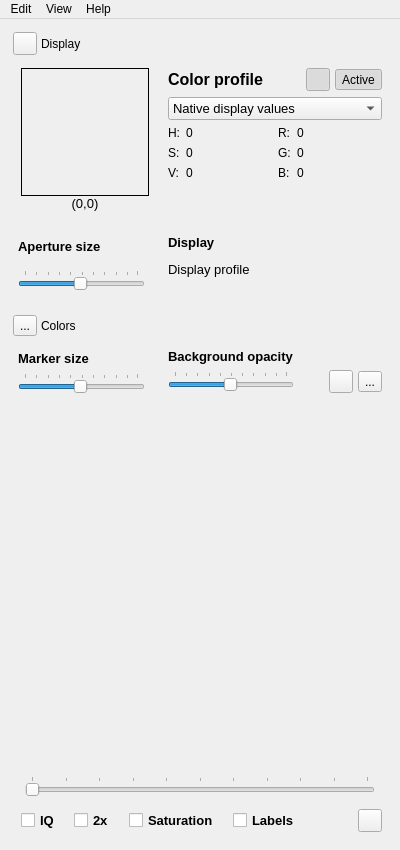
First picture: the form in colorpicker.ui, repository mikaelsundell/colorpicker, before the edit.
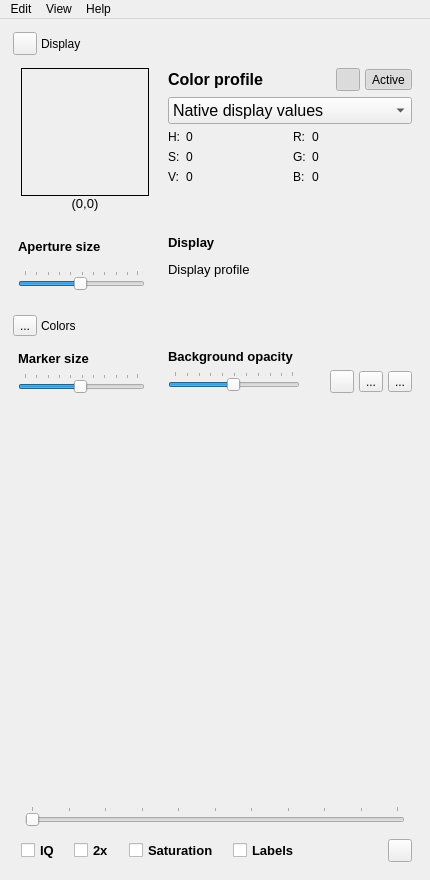
Second picture: the form after the edit. Icons and pictures are not drawn. Custom widgets are drawn as their Qt base class.

Commit message: Fixes to improve color picking and ui response Changed css to use proper hsl formatting Added Grid mode for color picking Fixed editor filter event for Escape pressed

What changed in the file:
```diff
--- a/colorpicker.ui
+++ b/colorpicker.ui
@@ -6,8 +6,8 @@
    <rect>
     <x>0</x>
     <y>0</y>
-    <width>400</width>
-    <height>850</height>
+    <width>430</width>
+    <height>880</height>
    </rect>
   </property>
   <property name="sizePolicy">
@@ -369,7 +369,7 @@
                <widget class="QComboBox" name="iccConvertProfile">
                 <property name="font">
                  <font>
-                  <pointsize>10</pointsize>
+                  <pointsize>12</pointsize>
                  </font>
                 </property>
                 <item>
@@ -937,7 +937,7 @@
                 </property>
                 <property name="sizeHint" stdset="0">
                  <size>
-                  <width>35</width>
+                  <width>30</width>
                   <height>20</height>
                  </size>
                 </property>
@@ -979,6 +979,36 @@
                 </property>
                </spacer>
               </item>
+              <item>
+               <widget class="QToolButton" name="toggleGrid">
+                <property name="toolTip">
+                 <string>Pick colors from grid</string>
+                </property>
+                <property name="text">
+                 <string>...</string>
+                </property>
+                <property name="icon">
+                 <iconset resource="colorpicker.qrc">
+                  <normaloff>:/icons/resources/Grid.png</normaloff>:/icons/resources/Grid.png</iconset>
+                </property>
+               </widget>
+              </item>
+              <item>
+               <spacer name="horizontalSpacer_9">
+                <property name="orientation">
+                 <enum>Qt::Horizontal</enum>
+                </property>
+                <property name="sizeType">
+                 <enum>QSizePolicy::Fixed</enum>
+                </property>
+                <property name="sizeHint" stdset="0">
+                 <size>
+                  <width>5</width>
+                  <height>20</height>
+                 </size>
+                </property>
+               </spacer>
+              </item>
               <item>
                <widget class="QToolButton" name="togglePick">
                 <property name="toolTip">
@@ -1201,8 +1231,8 @@
     <rect>
      <x>0</x>
      <y>0</y>
-     <width>400</width>
-     <height>24</height>
+     <width>430</width>
+     <height>37</height>
     </rect>
    </property>
    <widget class="QMenu" name="viewMenu">
```
Left out of the diff: 17 changed lines with no effect on the pictures. The commit also changes 8 other files.
